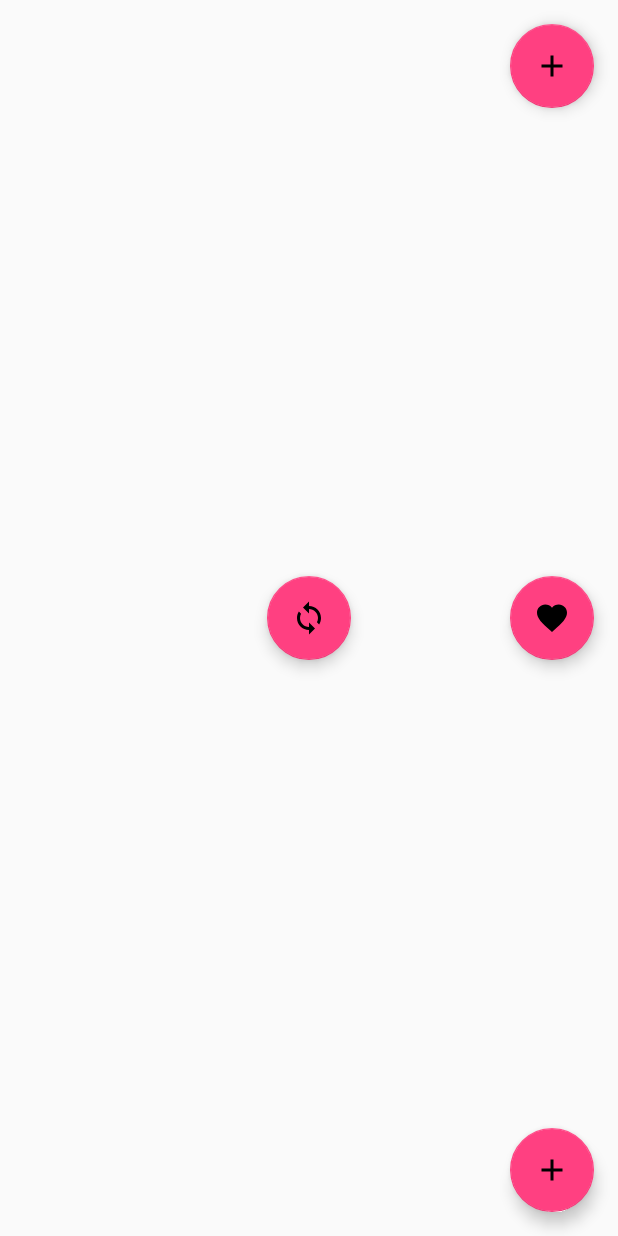
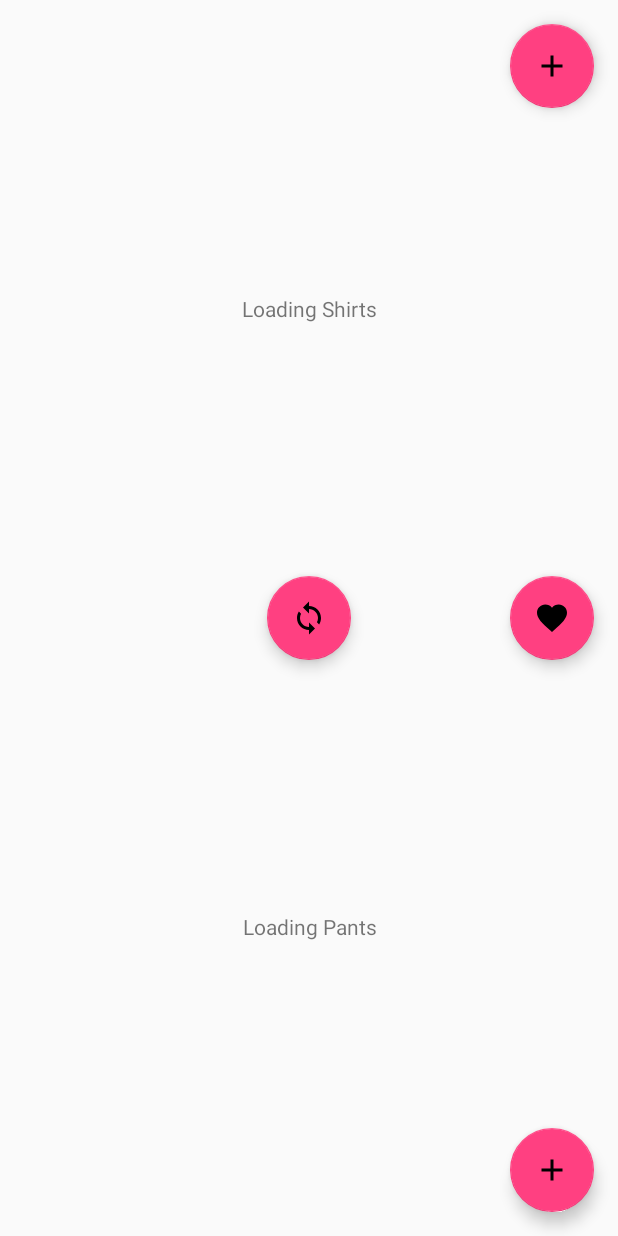
Before and after one commit to legalimpurity/WardrobeApp, an Android app: the screen it shows after launch (MainActivity), on a phone screen of 412 x 824 dp. Run offline under Robolectric (Android 15) with nearby library versions, the phone set to English and light mode, and no system bars; our stand-ins replace Dagger/Hilt's generated code, Room's generated code, RxJava, data binding.

Commit message:
some data binding.

```diff
--- a/app/src/main/AndroidManifest.xml
+++ b/app/src/main/AndroidManifest.xml
@@ -10,7 +10,7 @@
         android:supportsRtl="true"
         android:theme="@style/AppTheme"
         android:name=".WardropeApp">
-        <activity android:name=".ui.MainUI.MainActivity">
+        <activity android:name=".ui.mainui.MainActivity">
             <intent-filter>
                 <action android:name="android.intent.action.MAIN" />
 
--- a/app/src/main/java/com/legalimpurity/wardrobe/di/BuildersModule.kt
+++ b/app/src/main/java/com/legalimpurity/wardrobe/di/BuildersModule.kt
@@ -1,7 +1,7 @@
 package com.legalimpurity.wardrobe.di
 
-import com.legalimpurity.wardrobe.ui.MainUI.MainActivity
-import com.legalimpurity.wardrobe.ui.MainUI.MainModule
+import com.legalimpurity.wardrobe.ui.mainui.MainActivity
+import com.legalimpurity.wardrobe.ui.mainui.MainModule
 import dagger.Module
 import dagger.android.ContributesAndroidInjector
 
--- a/app/src/main/java/com/legalimpurity/wardrobe/ui/MainUI/MainActivity.kt
+++ b/app/src/main/java/com/legalimpurity/wardrobe/ui/mainui/MainActivity.kt
@@ -1,4 +1,4 @@
-package com.legalimpurity.wardrobe.ui.MainUI
+package com.legalimpurity.wardrobe.ui.mainui
 
 import android.os.Bundle
 import android.support.v4.app.Fragment
@@ -26,6 +26,8 @@ class MainActivity  : BaseActivity<ActivityMainBinding, MainViewModel>(), MainNa
         super.onCreate(savedInstanceState)
         mActivityMainBinding = getViewDataBinding()
         mMainViewModel.setNavigator(this)
+        mMainViewModel.pant_available.set(getString(R.string.loading_pants))
+        mMainViewModel.shirt_available.set(getString(R.string.loading_shirts))
     }
 
     // Functions to be implemented by every Activity
--- a/app/src/main/java/com/legalimpurity/wardrobe/ui/MainUI/MainModule.kt
+++ b/app/src/main/java/com/legalimpurity/wardrobe/ui/mainui/MainModule.kt
@@ -1,4 +1,4 @@
-package com.legalimpurity.wardrobe.ui.MainUI
+package com.legalimpurity.wardrobe.ui.mainui
 
 import com.legalimpurity.wardrobe.data.DataManager
 import com.legalimpurity.wardrobe.di.modules.appmoduleprovides.rx.SchedulerProvider
--- a/app/src/main/java/com/legalimpurity/wardrobe/ui/MainUI/MainNavigator.kt
+++ b/app/src/main/java/com/legalimpurity/wardrobe/ui/mainui/MainNavigator.kt
@@ -1,4 +1,4 @@
-package com.legalimpurity.wardrobe.ui.MainUI
+package com.legalimpurity.wardrobe.ui.mainui
 
 import com.legalimpurity.wardrobe.ui.base.BaseNavigator
 
--- a/app/src/main/java/com/legalimpurity/wardrobe/ui/MainUI/MainViewModel.kt
+++ b/app/src/main/java/com/legalimpurity/wardrobe/ui/mainui/MainViewModel.kt
@@ -1,5 +1,6 @@
-package com.legalimpurity.wardrobe.ui.MainUI
+package com.legalimpurity.wardrobe.ui.mainui
 
+import android.databinding.ObservableField
 import com.legalimpurity.wardrobe.data.DataManager
 import com.legalimpurity.wardrobe.di.modules.appmoduleprovides.rx.SchedulerProvider
 import com.legalimpurity.wardrobe.ui.base.BaseViewModel
@@ -10,5 +11,6 @@ import io.reactivex.disposables.CompositeDisposable
  */
 class MainViewModel(dataManager: DataManager, schedulerProvider: SchedulerProvider, compositeDisposable: CompositeDisposable) : BaseViewModel<MainNavigator>(dataManager,schedulerProvider, compositeDisposable)
 {
-
+    val shirt_available = ObservableField<String>()
+    val pant_available = ObservableField<String>()
 }
--- a/app/src/main/res/layout-land/activity_main.xml
+++ b/app/src/main/res/layout-land/activity_main.xml
@@ -2,7 +2,7 @@
 <layout xmlns:android="http://schemas.android.com/apk/res/android"
     xmlns:app="http://schemas.android.com/apk/res-auto"
     xmlns:tools="http://schemas.android.com/tools"
-    tools:context=".ui.MainUI.MainActivity">
+    tools:context=".ui.mainui.MainActivity">
 
     <data>
 
@@ -10,7 +10,7 @@
 
         <variable
             name="viewModel"
-            type="com.legalimpurity.wardrobe.ui.MainUI.MainViewModel"/>
+            type="com.legalimpurity.wardrobe.ui.mainui.MainViewModel"/>
 
     </data>
 
--- a/app/src/main/res/layout/activity_main.xml
+++ b/app/src/main/res/layout/activity_main.xml
@@ -2,7 +2,7 @@
 <layout xmlns:android="http://schemas.android.com/apk/res/android"
     xmlns:app="http://schemas.android.com/apk/res-auto"
     xmlns:tools="http://schemas.android.com/tools"
-    tools:context=".ui.MainUI.MainActivity">
+    tools:context=".ui.mainui.MainActivity">
 
     <data>
 
@@ -10,7 +10,7 @@
 
         <variable
             name="viewModel"
-            type="com.legalimpurity.wardrobe.ui.MainUI.MainViewModel"/>
+            type="com.legalimpurity.wardrobe.ui.mainui.MainViewModel"/>
 
     </data>
 
@@ -27,7 +27,8 @@
             app:layout_constraintEnd_toEndOf="parent"
             app:layout_constraintStart_toStartOf="parent"
             app:layout_constraintTop_toTopOf="parent"
-            tools:src="@drawable/ic_launcher_foreground"/>
+            tools:src="@drawable/ic_launcher_foreground"
+            android:visibility='@{ viewModel.shirt_available.equals("") ? View.GONE : View.VISIBLE}'/>
 
         <ImageView
             android:id="@+id/pant_view"
@@ -38,7 +39,31 @@
             app:layout_constraintEnd_toEndOf="parent"
             app:layout_constraintStart_toStartOf="parent"
             app:layout_constraintTop_toBottomOf="@+id/shirt_view"
-            tools:src="@drawable/ic_launcher_foreground"/>
+            tools:src="@drawable/ic_launcher_foreground"
+            android:visibility='@{ viewModel.pant_available.equals("") ? View.GONE : View.VISIBLE}'/>
+
+
+        <TextView
+            android:id="@+id/no_shirt_found"
+            android:text="@{viewModel.shirt_available}"
+            android:layout_width="0dp"
+            android:layout_height="0dp"
+            app:layout_constraintBottom_toTopOf="@+id/pant_view"
+            app:layout_constraintEnd_toEndOf="parent"
+            app:layout_constraintStart_toStartOf="parent"
+            app:layout_constraintTop_toTopOf="parent"
+            android:gravity="center"/>
+
+        <TextView
+            android:id="@+id/no_pant_found"
+            android:text="@{viewModel.pant_available}"
+            android:layout_width="0dp"
+            android:layout_height="0dp"
+            app:layout_constraintBottom_toBottomOf="parent"
+            app:layout_constraintEnd_toEndOf="parent"
+            app:layout_constraintStart_toStartOf="parent"
+            app:layout_constraintTop_toBottomOf="@+id/shirt_view"
+            android:gravity="center"/>
 
         <android.support.design.widget.FloatingActionButton
             android:id="@+id/fab_favourite"
--- a/app/src/main/res/values/strings.xml
+++ b/app/src/main/res/values/strings.xml
@@ -3,4 +3,10 @@
 
     <string name="content_description_shirt_image_view">Shirt Image View</string>
     <string name="content_description_pant_image_view">Pant Image View</string>
+
+    <string name="no_shirt_found">No Shirt Found</string>
+    <string name="no_pant_found">No Pant Found</string>
+
+    <string name="loading_shirts">Loading Shirts</string>
+    <string name="loading_pants">Loading Pants</string>
 </resources>
```
